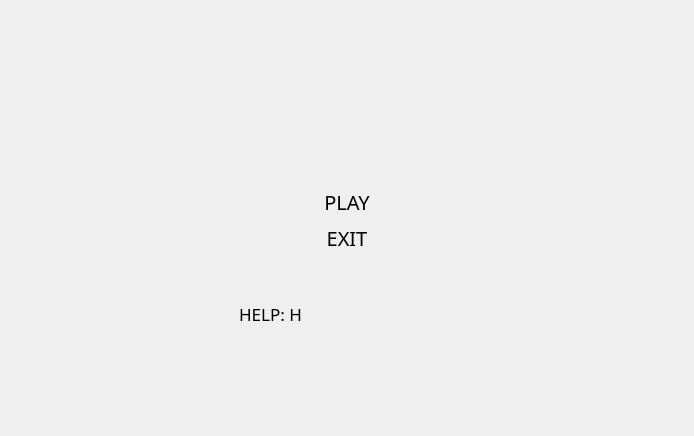
Above: ui/menu.ui from greenera/Battle-city-kids before the change. Below: the same form after it.
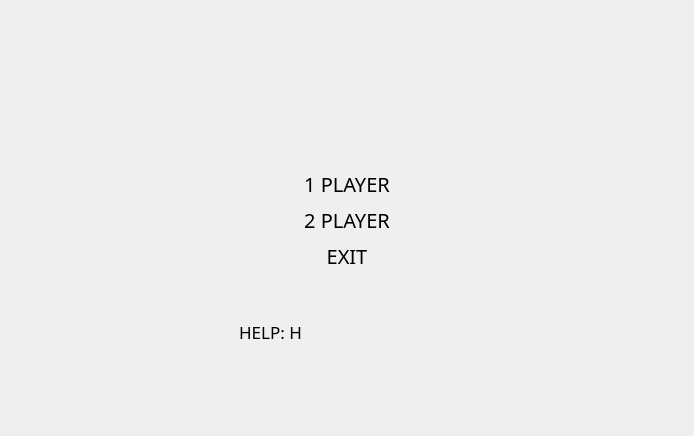
That is the form after the change. Icons and pictures are not drawn.

```diff
--- a/ui/menu.ui
+++ b/ui/menu.ui
@@ -109,7 +109,29 @@
         <string notr="true">border: none;</string>
        </property>
        <property name="text">
-        <string>PLAY</string>
+        <string>1 PLAYER</string>
+       </property>
+      </widget>
+     </item>
+     <item>
+      <widget class="QPushButton" name="play_button2">
+       <property name="minimumSize">
+        <size>
+         <width>0</width>
+         <height>30</height>
+        </size>
+       </property>
+       <property name="font">
+        <font>
+         <family>Press Start K</family>
+         <pointsize>15</pointsize>
+        </font>
+       </property>
+       <property name="styleSheet">
+        <string notr="true">border: none;</string>
+       </property>
+       <property name="text">
+        <string>2 PLAYER</string>
        </property>
       </widget>
      </item>
```
